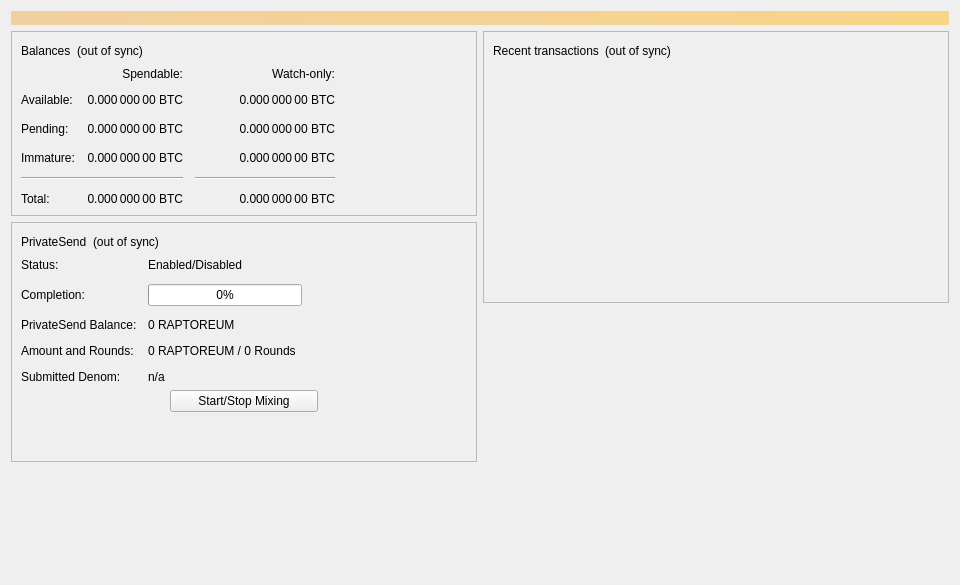
Old version of the form src/qt/forms/overviewpage.ui in the repository Raptor3um/raptoreum.
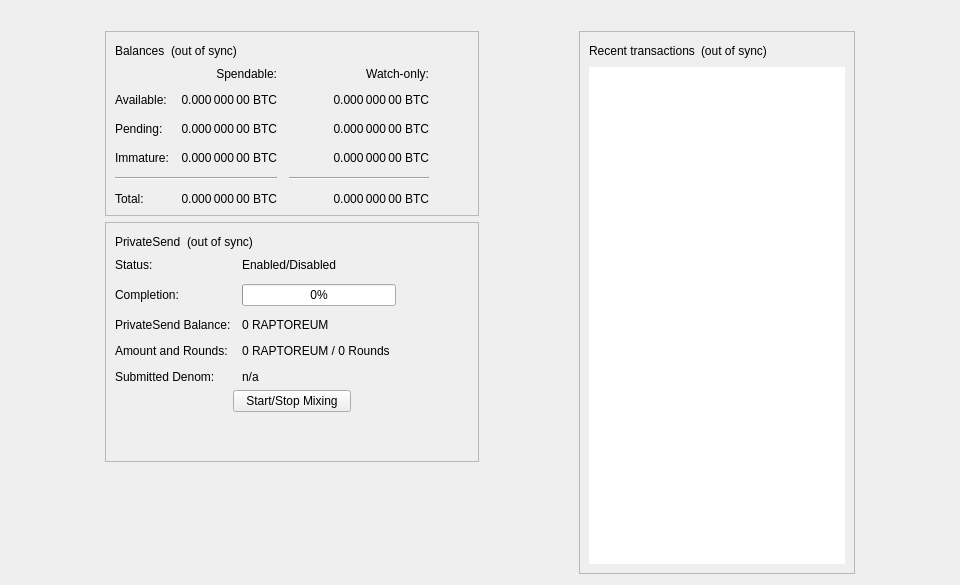
New version of the form.

Diff of the .ui file:
```diff
--- a/src/qt/forms/overviewpage.ui
+++ b/src/qt/forms/overviewpage.ui
@@ -25,9 +25,6 @@
      <property name="visible">
       <bool>false</bool>
      </property>
-     <property name="styleSheet">
-      <string notr="true">QLabel { background-color: qlineargradient(x1: 0, y1: 0, x2: 1, y2: 0, stop:0 #F0D0A0, stop:1 #F8D488); color:#000000; }</string>
-     </property>
      <property name="wordWrap">
       <bool>true</bool>
      </property>
@@ -40,7 +37,23 @@
     </widget>
    </item>
    <item>
-    <layout class="QHBoxLayout" name="horizontalLayout" stretch="1,1">
+    <layout class="QHBoxLayout" name="horizontalLayout" stretch="1,0,1,0,1">
+     <item>
+      <spacer name="horizontalSpacerLeft">
+       <property name="orientation">
+        <enum>Qt::Horizontal</enum>
+       </property>
+       <property name="sizeType">
+        <enum>QSizePolicy::Preferred</enum>
+       </property>
+       <property name="sizeHint" stdset="0">
+        <size>
+         <width>10</width>
+         <height>20</height>
+        </size>
+       </property>
+      </spacer>
+     </item>
      <item>
       <layout class="QVBoxLayout" name="verticalLayout_2">
        <item>
@@ -563,6 +576,19 @@
        </item>
       </layout>
      </item>
+     <item>
+      <spacer name="horizontalSpacerCenter">
+       <property name="orientation">
+        <enum>Qt::Horizontal</enum>
+       </property>
+       <property name="sizeHint" stdset="0">
+        <size>
+         <width>10</width>
+         <height>20</height>
+        </size>
+       </property>
+      </spacer>
+     </item>
      <item>
       <layout class="QVBoxLayout" name="verticalLayout_3">
        <item>
@@ -613,9 +639,6 @@
           </item>
           <item>
            <widget class="QListView" name="listTransactions">
-            <property name="styleSheet">
-             <string notr="true">QListView { background: transparent; }</string>
-            </property>
             <property name="frameShape">
              <enum>QFrame::NoFrame</enum>
             </property>
@@ -633,20 +656,23 @@
          </layout>
         </widget>
        </item>
+      </layout>
+     </item>
        <item>
-        <spacer name="verticalSpacer_2">
+      <spacer name="horizontalSpacerRight">
          <property name="orientation">
-          <enum>Qt::Vertical</enum>
+        <enum>Qt::Horizontal</enum>
+       </property>
+       <property name="sizeType">
+        <enum>QSizePolicy::Preferred</enum>
          </property>
          <property name="sizeHint" stdset="0">
           <size>
-           <width>20</width>
-           <height>40</height>
+         <width>10</width>
+         <height>20</height>
           </size>
          </property>
         </spacer>
-       </item>
-      </layout>
      </item>
     </layout>
    </item>
```
Lines whose indentation alone changed are shown as unchanged.
